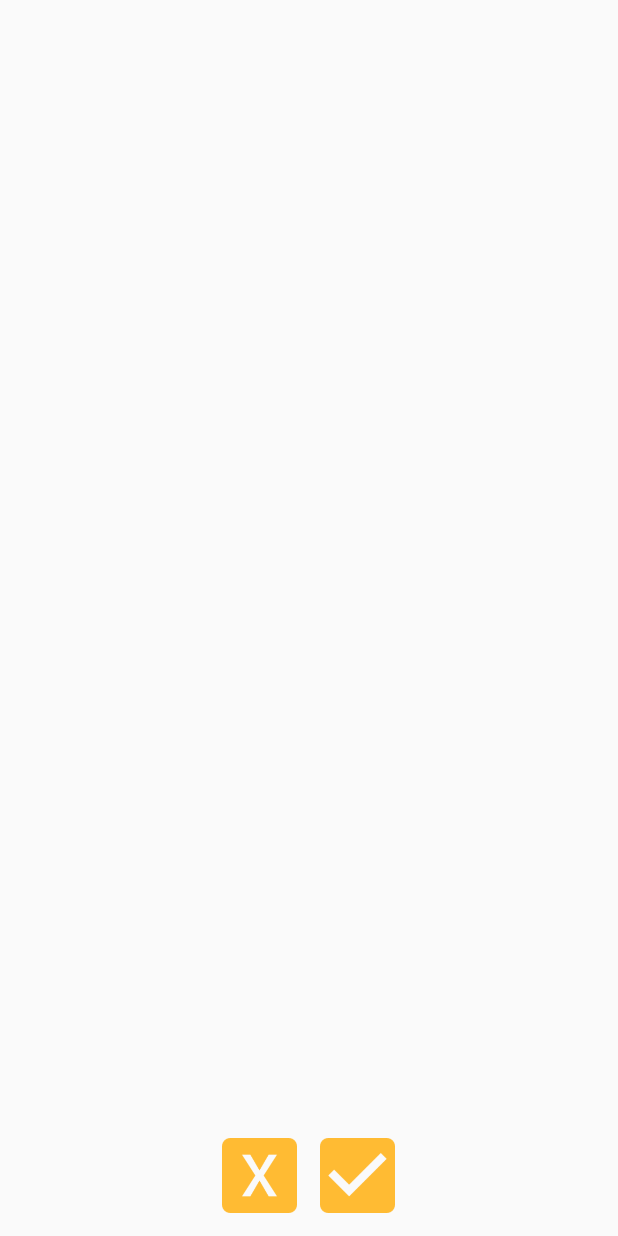
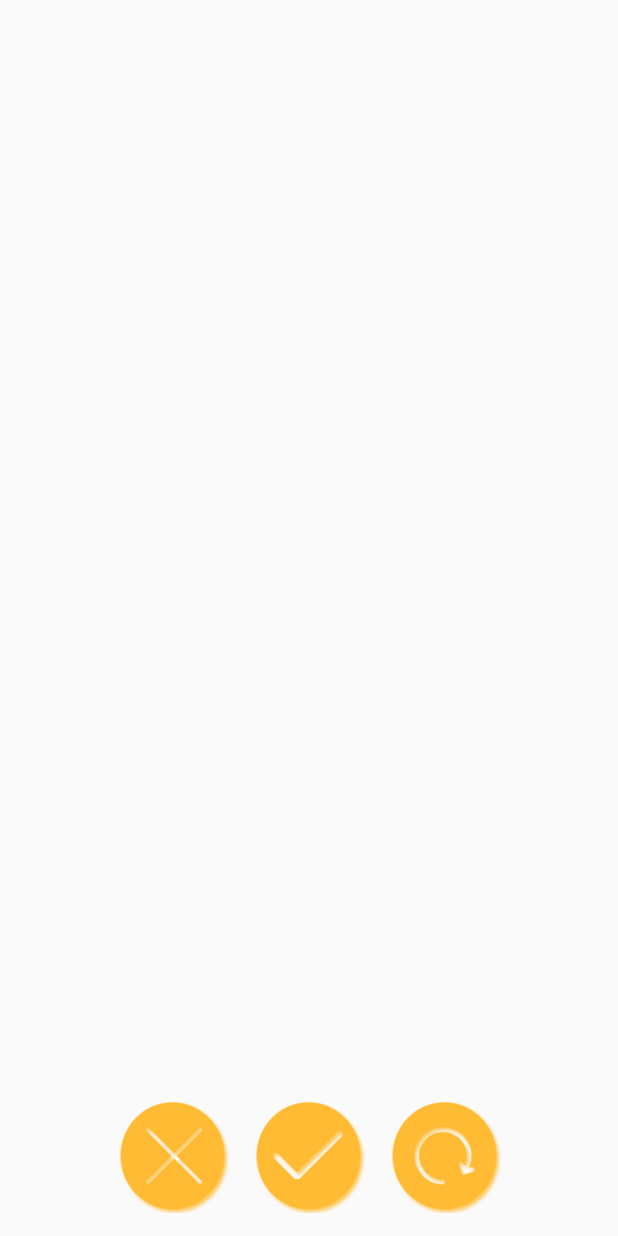
Before and after one commit to DCruz22/EnTuNombre, an Android app: the layout f_cropper.xml on its own in the app's theme, with its tools: preview values and no code run, on a phone screen of 412 x 824 dp. Run offline under Robolectric (Android 15) with nearby library versions, the phone set to English and light mode, and no system bars; plain views replace CropImageView.

Commit message:
adding rotation

```diff
--- a/app/src/main/AndroidManifest.xml
+++ b/app/src/main/AndroidManifest.xml
@@ -1,8 +1,8 @@
 <?xml version="1.0" encoding="utf-8"?>
 <manifest xmlns:android="http://schemas.android.com/apk/res/android"
     package="com.dulcerefugio.app.entunombre"
-    android:versionCode="165"
-    android:versionName="1.6.5" >
+    android:versionCode="166"
+    android:versionName="1.6.6" >
 
     <uses-sdk
         android:minSdkVersion="14"
--- a/app/src/main/res/layout/f_cropper.xml
+++ b/app/src/main/res/layout/f_cropper.xml
@@ -14,16 +14,23 @@
         android:layout_marginBottom="15dp">
         <ImageView
             android:id="@+id/f_cropper_iv_cancel"
-            android:layout_width="50dp"
-            android:layout_height="50dp"
+            android:layout_width="75dp"
+            android:layout_height="75dp"
             android:tint="@android:color/holo_orange_light"
-            android:src="@drawable/cancelmark_circle"
+            android:src="@drawable/ic_cancel"
             android:layout_marginRight="15dp"/>
         <ImageView
             android:id="@+id/f_cropper_iv_crop"
-            android:layout_width="50dp"
-            android:layout_height="50dp"
+            android:layout_width="75dp"
+            android:layout_height="75dp"
             android:tint="@android:color/holo_orange_light"
-            android:src="@drawable/checkmark_circle"/>
+            android:src="@drawable/ic_checkmark"
+            android:layout_marginRight="15dp"/>
+        <ImageView
+            android:id="@+id/f_cropper_iv_rotate"
+            android:layout_width="75dp"
+            android:layout_height="75dp"
+            android:tint="@android:color/holo_orange_light"
+            android:src="@drawable/ic_rotate"/>
     </LinearLayout>
 </FrameLayout>
```
Also changed, not shown: app/src/main/java/com/dulcerefugio/app/entunombre/activities/CropperActivity.java (+6 -3 lines), app/src/main/java/com/dulcerefugio/app/entunombre/activities/MainActivity.java (+0 -32 lines), app/src/main/java/com/dulcerefugio/app/entunombre/activities/fragments/CropPicture.java (+14 -2 lines), app/src/main/java/com/dulcerefugio/app/entunombre/activities/fragments/EditPicture.java (+5 -2 lines), app/src/main/java/com/dulcerefugio/app/entunombre/activities/fragments/PictureListFragment.java (+7 -4 lines), app/src/main/res/drawable/ic_cancel.png (added), app/src/main/res/drawable/ic_checkmark.png (added), app/src/main/res/drawable/ic_rotate.png (added).
